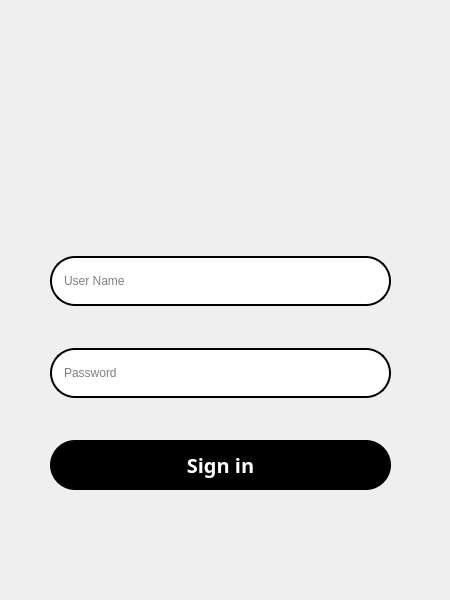
This is ui/login.ui in JotaPeans/robocopy as Qt 5 draws it before an edit. The edited form follows.
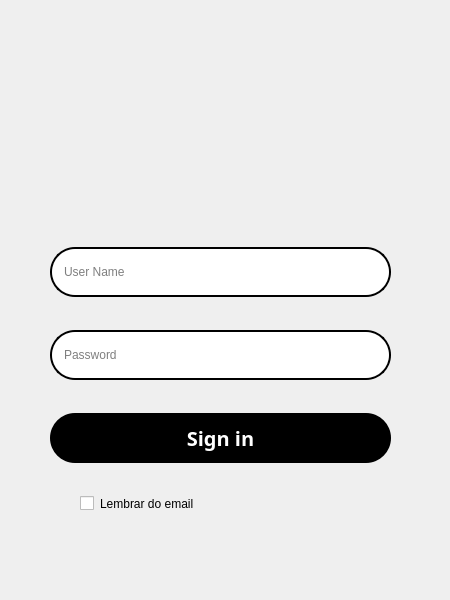
This is the edited form. Icons and pictures are not drawn.

Commit message: add remember me

Patch:
```diff
--- a/ui/login.ui
+++ b/ui/login.ui
@@ -141,6 +141,19 @@
        </property>
       </widget>
      </item>
+     <item>
+      <widget class="QCheckBox" name="rememberMe">
+       <property name="styleSheet">
+        <string notr="true">margin-left: 30px;</string>
+       </property>
+       <property name="text">
+        <string>Lembrar do email</string>
+       </property>
+       <property name="checked">
+        <bool>false</bool>
+       </property>
+      </widget>
+     </item>
      <item>
       <widget class="QLabel" name="warning">
        <property name="maximumSize">
```
